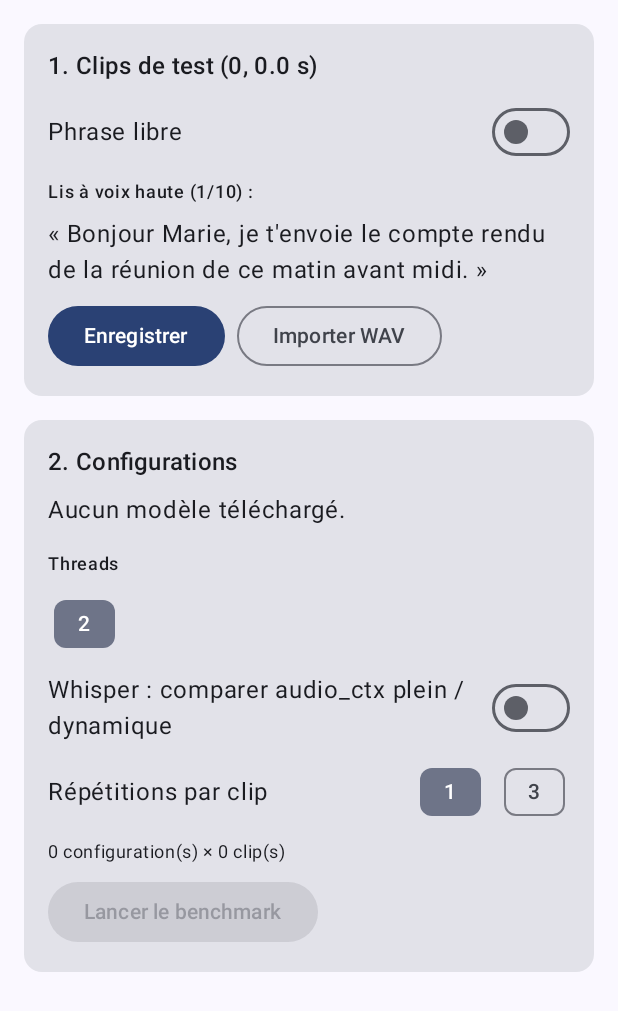
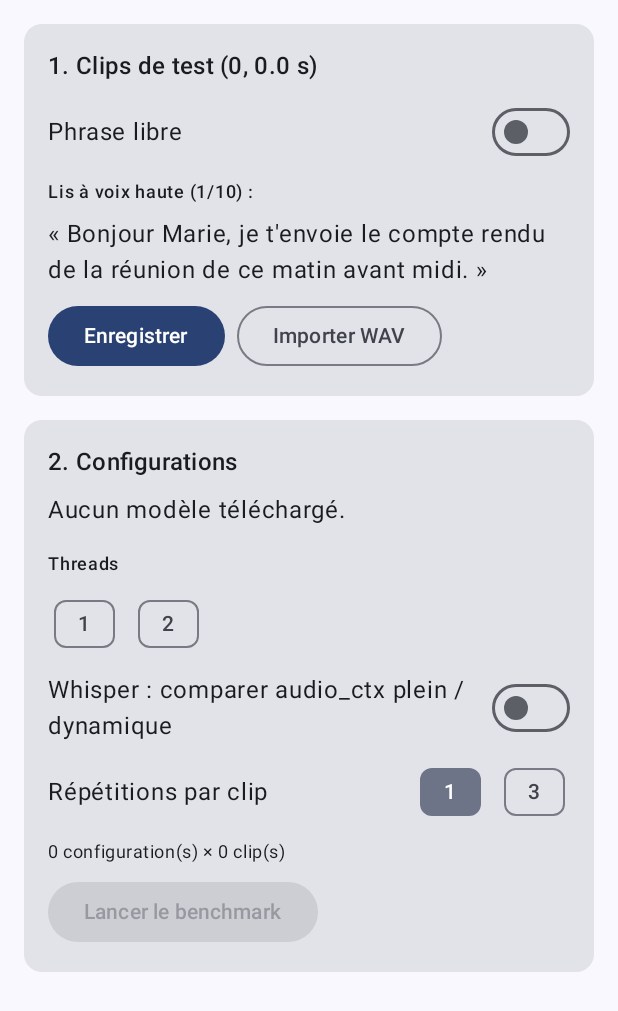
Before and after one commit to Karelisio/Speech, an Android app built with Jetpack Compose: the composable BenchmarkScreen shown on its own in the app's theme, on a phone screen of 412 x 824 dp. Shown: the top 1011 px of the screen. Run offline under Robolectric (Android 15) with nearby library versions, the phone set to English and light mode, and no system bars.

Commit message:
Étape 1 : choix du moteur par défaut d'après le benchmark
Mesures Magic7 Pro (11 clips, 63 s) : Parakeet v3 int8 à 4 threads = 0,69 s pour
10 s d'audio, WER 9,4 %, contre 17,8 s pour Whisper turbo q8_0 (WER 9,4 %).
- Parakeet reste en tête du catalogue (moteur par défaut).
- Threads par défaut : 4 (Parakeet plus lent à 6/8, Whisper s'effondre à 8).
- Whisper turbo q5_0 retiré : 4× plus lent que q8_0 (pas de chemin i8mm),
  sans gain de précision ; le dossier déjà téléchargé est supprimé.
- Benchmark : choix de threads 1 à 6 (+8), 4 sélectionné par défaut.

Co-Authored-By: Claude Opus 5.5 <noreply@anthropic.com>
Claude-Session: https://claude.ai/code/session_01VznFTBYGsa2pyVZ3Nv11eW

```diff
--- a/app/src/main/java/com/karelisio/speech/ui/BenchmarkViewModel.kt
+++ b/app/src/main/java/com/karelisio/speech/ui/BenchmarkViewModel.kt
@@ -15,7 +15,7 @@ import com.karelisio.speech.bench.ConfigResult
 import com.karelisio.speech.models.EngineKind
 import com.karelisio.speech.stt.EngineConfig
 import com.karelisio.speech.util.AppLog
-import com.karelisio.speech.util.DeviceInfo
+import com.karelisio.speech.util.Prefs
 import kotlinx.coroutines.Dispatchers
 import kotlinx.coroutines.Job
 import kotlinx.coroutines.flow.MutableStateFlow
@@ -44,14 +44,13 @@ class BenchmarkViewModel(application: Application) : AndroidViewModel(applicatio
     private var job: Job? = null
     private var lastPlan: BenchPlan? = null
 
-    val threadChoices: List<Int> = (listOf(2, 4, 6, 8) + DeviceInfo.performanceCoreCount())
+    val threadChoices: List<Int> = listOf(1, 2, 3, 4, 5, 6, 8)
         .filter { it <= Runtime.getRuntime().availableProcessors() }
-        .distinct().sorted()
 
     private val _ui = MutableStateFlow(
         BenchUi(
             selectedModels = app.models.readyModels().map { it.id }.toSet(),
-            threads = setOf(DeviceInfo.performanceCoreCount()),
+            threads = setOf(Prefs.DEFAULT_THREADS),
         )
     )
     val ui: StateFlow<BenchUi> = _ui
```
Also changed, not shown: app/src/main/assets/models.json (+3 -18 lines), app/src/main/java/com/karelisio/speech/models/ModelManager.kt (+8 -0 lines), app/src/main/java/com/karelisio/speech/ui/DictationScreen.kt (+4 -4 lines), app/src/main/java/com/karelisio/speech/util/Prefs.kt (+10 -2 lines), 1 other file.
